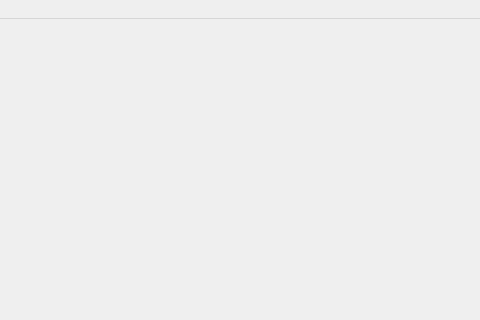
This is Qt/main_window.ui in fbaecker/SQL-master as Qt 5 draws it before an edit; both pictures show x 316 to 796 and y 0 to 320 of the 796 by 590 pixel window. The edited form follows.
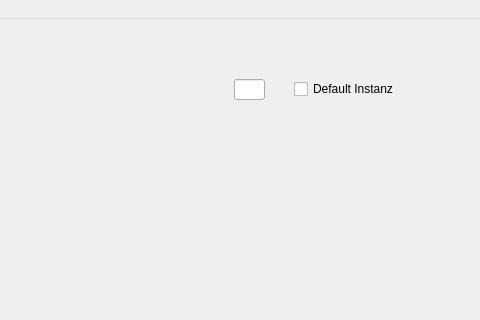
This is the edited form.

Commit message:
Version 1.2 als Brance Neue Class mit HistoryWindow qForms mit QT-Designer erstellt und eingebaut
  in diesem Fenster die History-Einträge ausgeben und auswähle
NewWindow in SQLWindow geändert
Default Instanz eingebaut
Mit der Open-Funktion aus dem Menü mit nodepad++ die Json datei öffnen

Patch:
```diff
--- a/Qt/main_window.ui
+++ b/Qt/main_window.ui
@@ -111,6 +111,32 @@
      <bool>false</bool>
     </property>
    </widget>
+   <widget class="QCheckBox" name="checkBox_default_instanz">
+    <property name="geometry">
+     <rect>
+      <x>610</x>
+      <y>60</y>
+      <width>111</width>
+      <height>20</height>
+     </rect>
+    </property>
+    <property name="text">
+     <string>Default Instanz</string>
+    </property>
+   </widget>
+   <widget class="QLineEdit" name="lineEdit_default_instanz">
+    <property name="geometry">
+     <rect>
+      <x>550</x>
+      <y>60</y>
+      <width>31</width>
+      <height>21</height>
+     </rect>
+    </property>
+    <property name="maxLength">
+     <number>3</number>
+    </property>
+   </widget>
   </widget>
   <widget class="QMenuBar" name="menubar">
    <property name="geometry">
```
Left out of the diff: 6 changed lines with no effect on the pictures. The commit also changes 8 other files.
